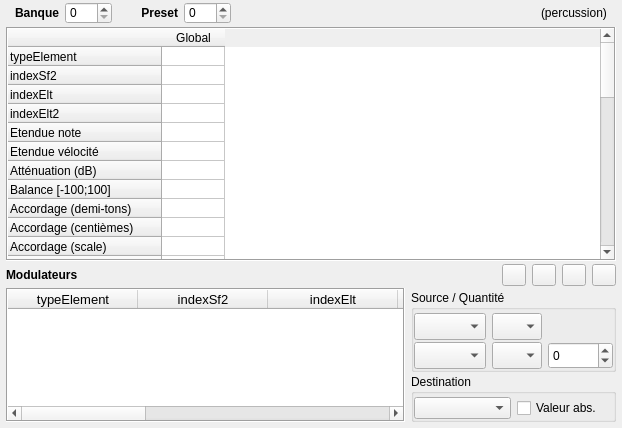
This is trunk/pages/page_prst.ui in davy7125/polyphone as Qt 5 draws it before an edit. The edited form follows.
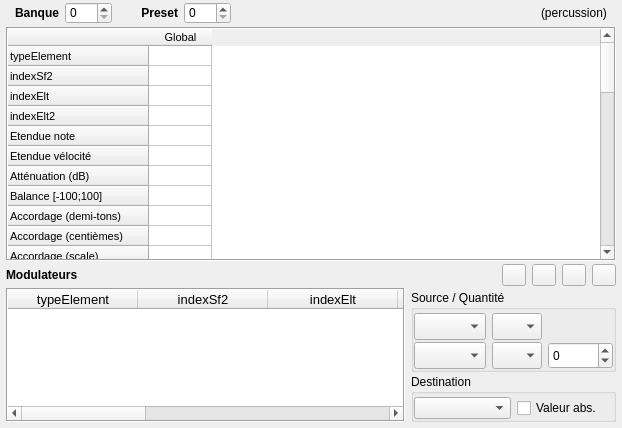
This is the edited form. Icons and pictures are not drawn. Custom widgets are drawn as their Qt base class.

```diff
--- a/trunk/pages/page_prst.ui
+++ b/trunk/pages/page_prst.ui
@@ -168,7 +168,7 @@
     <widget class="TableWidgetPrst" name="tablePrst">
      <property name="font">
       <font>
-       <pointsize>9</pointsize>
+       <pointsize>8</pointsize>
       </font>
      </property>
      <property name="frameShape">
@@ -202,7 +202,7 @@
       <number>18</number>
      </attribute>
      <attribute name="verticalHeaderDefaultSectionSize">
-      <number>19</number>
+      <number>20</number>
      </attribute>
      <attribute name="verticalHeaderMinimumSectionSize">
       <number>19</number>
```
